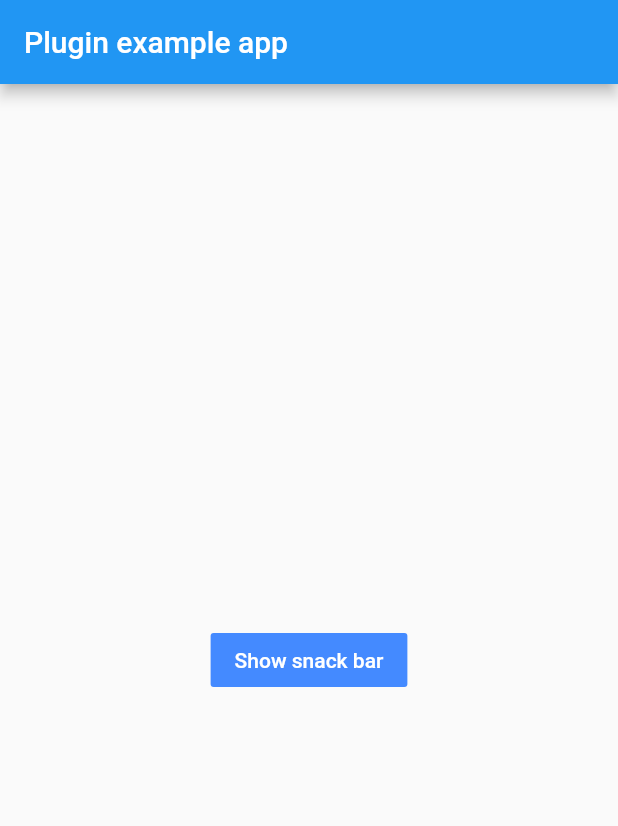
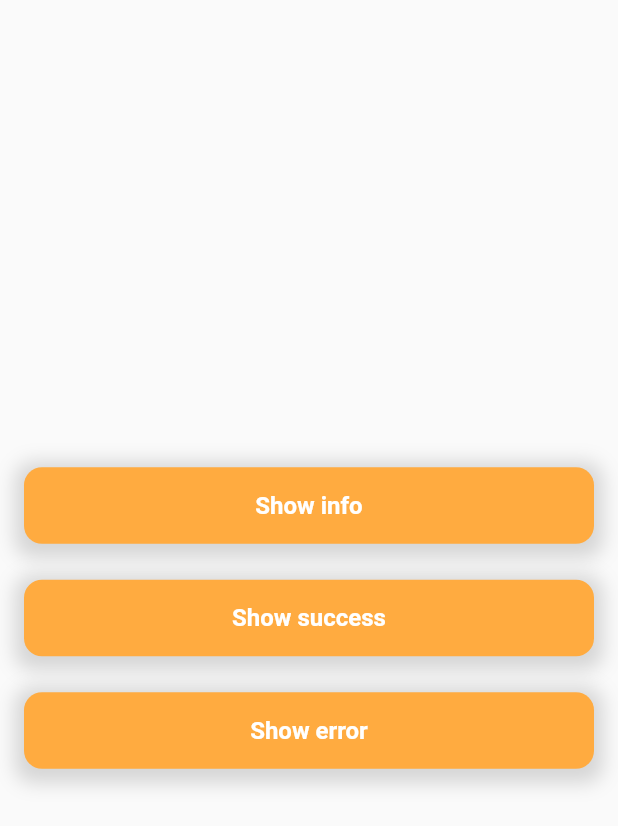
Before and after one commit to LanarsInc/top-snackbar-flutter, a Flutter app: the screen it shows after launch, on a phone screen of 412 x 824 dp. Shown: the top 826 px of the screen. Run offline on Flutter 3.47's test engine with Material 2 defaults, Android fonts, the phone set to English and light mode, and no system bars.

Commit message:
Update example with new widgets

```diff
--- a/example/lib/main.dart
+++ b/example/lib/main.dart
@@ -1,6 +1,7 @@
 import 'package:flutter/material.dart';
 import 'package:top_snackbar_flutter/top_snack_bar.dart';
 import 'package:top_snackbar_flutter/custom_snack_bar.dart';
+import 'package:top_snackbar_flutter/tap_bounce_container.dart';
 
 void main() {
   runApp(MyApp());
@@ -15,29 +16,56 @@ class _MyAppState extends State<MyApp> {
   @override
   Widget build(BuildContext context) {
     return MaterialApp(
+      theme: ThemeData(
+        primaryColor: Colors.orangeAccent,
+      ),
       home: Builder(
         builder: (BuildContext context) {
           return Scaffold(
-            appBar: AppBar(
-              title: const Text('Plugin example app'),
-            ),
-            body: Center(
-              child: FlatButton(
-                color: Colors.blueAccent,
-                child: Text(
-                  "Show snack bar",
-                  style: TextStyle(color: Colors.white),
-                ),
-                onPressed: () {
-                  setState(() {
-                    showTopSnackBar(
-                      context,
-                      CustomSnackBar(
-                        message: "Error message!",
-                      ),
-                    );
-                  });
-                },
+            body: Padding(
+              padding: const EdgeInsets.symmetric(horizontal: 16),
+              child: Column(
+                mainAxisAlignment: MainAxisAlignment.center,
+                children: [
+                  TapBounceContainer(
+                    onTap: () {
+                      showTopSnackBar(
+                        context,
+                        CustomSnackBar.info(
+                          message:
+                              "There is some information. You need to do something with that",
+                        ),
+                      );
+                    },
+                    child: buildButton(context, "Show info"),
+                  ),
+                  SizedBox(height: 24),
+                  TapBounceContainer(
+                    onTap: () {
+                      showTopSnackBar(
+                        context,
+                        CustomSnackBar.success(
+                          message:
+                              "Good job, your release is successful. Have a nice day",
+                        ),
+                      );
+                    },
+                    child: buildButton(context, "Show success"),
+                  ),
+                  SizedBox(height: 24),
+                  TapBounceContainer(
+                    onTap: () {
+                      showTopSnackBar(
+                        context,
+                        CustomSnackBar.error(
+                          message:
+                              "Something went wrong. Please check your credentials and try again",
+                        ),
+                      );
+                    },
+                    child: buildButton(context, "Show error"),
+                  ),
+                ],
               ),
             ),
           );
@@ -45,4 +73,34 @@ class _MyAppState extends State<MyApp> {
       ),
     );
   }
+
+  Container buildButton(BuildContext context, String text) {
+    return Container(
+      decoration: BoxDecoration(
+        color: Theme.of(context).primaryColor,
+        borderRadius: BorderRadius.circular(12),
+        boxShadow: [
+          BoxShadow(
+            color: Colors.grey.withOpacity(0.4),
+            spreadRadius: 6,
+            blurRadius: 10,
+            offset: Offset(0, 3),
+          ),
+        ],
+      ),
+      child: Padding(
+        padding: const EdgeInsets.symmetric(vertical: 16, horizontal: 24),
+        child: Center(
+          child: Text(
+            text,
+            style: TextStyle(
+              color: Colors.white,
+              fontSize: 16,
+              fontWeight: FontWeight.w600,
+            ),
+          ),
+        ),
+      ),
+    );
+  }
 }
```
